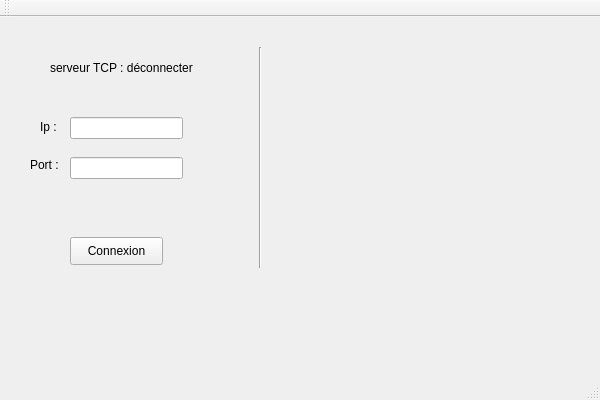
Old version of the form QTwebSocket/websocketc++/websocketc++/websocketc.ui in the repository VolletMaxence/Super-Projet-QT.
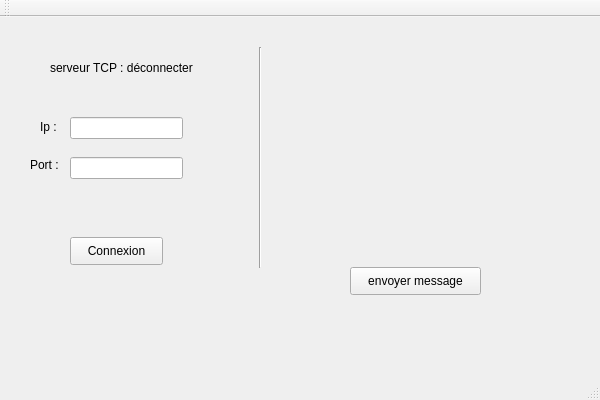
New version of the form.

What changed in the file:
```diff
--- a/QTwebSocket/websocketc++/websocketc++/websocketc.ui
+++ b/QTwebSocket/websocketc++/websocketc++/websocketc.ui
@@ -99,6 +99,19 @@
      <string>Connexion</string>
     </property>
    </widget>
+   <widget class="QPushButton" name="envoyerMess">
+    <property name="geometry">
+     <rect>
+      <x>350</x>
+      <y>250</y>
+      <width>131</width>
+      <height>28</height>
+     </rect>
+    </property>
+    <property name="text">
+     <string>envoyer message</string>
+    </property>
+   </widget>
   </widget>
   <widget class="QMenuBar" name="menuBar">
    <property name="geometry">
```
